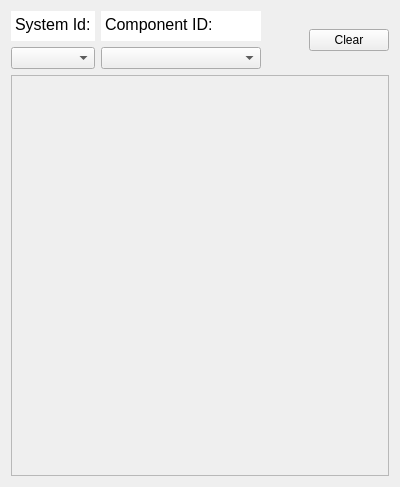
Old version of the form mavlink_inspector.ui in the repository YevheniiKovryzhenko/KGroundControl.
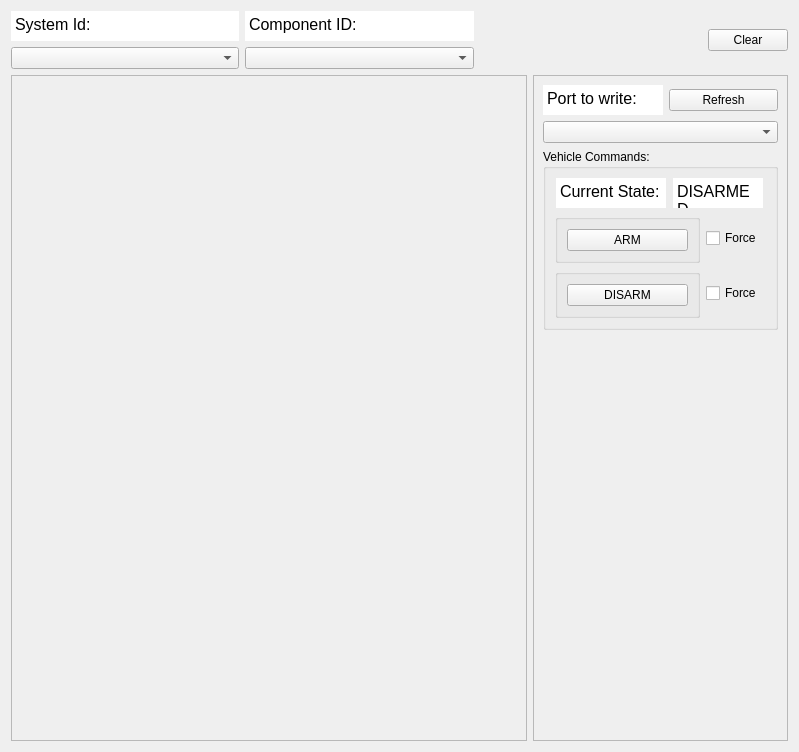
New version of the form.

Commit message:
major update (start of mavlink commands)
+updated mavlink library to the most recent version
+moved from common dialect to using ALL dialects
+updated MavlinkInspector and added arm/disarm commands with current status parsing

The edit to the form file:
```diff
--- a/mavlink_inspector.ui
+++ b/mavlink_inspector.ui
@@ -6,8 +6,8 @@
    <rect>
     <x>0</x>
     <y>0</y>
-    <width>400</width>
-    <height>487</height>
+    <width>799</width>
+    <height>752</height>
    </rect>
   </property>
   <property name="sizePolicy">
@@ -18,20 +18,20 @@
   </property>
   <property name="minimumSize">
    <size>
-    <width>400</width>
-    <height>150</height>
+    <width>440</width>
+    <height>300</height>
    </size>
   </property>
   <property name="maximumSize">
    <size>
-    <width>900</width>
-    <height>800</height>
+    <width>16777215</width>
+    <height>16777215</height>
    </size>
   </property>
   <property name="windowTitle">
    <string>Form</string>
   </property>
-  <layout class="QVBoxLayout" name="verticalLayout_3">
+  <layout class="QVBoxLayout" name="verticalLayout_7">
    <item>
     <layout class="QHBoxLayout" name="horizontalLayout">
      <item>
@@ -266,33 +266,432 @@
     </layout>
    </item>
    <item>
-    <widget class="QScrollArea" name="scrollArea">
-     <property name="sizePolicy">
-      <sizepolicy hsizetype="MinimumExpanding" vsizetype="MinimumExpanding">
-       <horstretch>0</horstretch>
-       <verstretch>0</verstretch>
-      </sizepolicy>
-     </property>
-     <property name="minimumSize">
-      <size>
-       <width>0</width>
-       <height>0</height>
-      </size>
-     </property>
-     <property name="widgetResizable">
-      <bool>true</bool>
-     </property>
-     <widget class="QWidget" name="scrollAreaWidgetContents">
-      <property name="geometry">
-       <rect>
-        <x>0</x>
-        <y>0</y>
-        <width>380</width>
-        <height>397</height>
-       </rect>
-      </property>
-     </widget>
-    </widget>
+    <layout class="QHBoxLayout" name="horizontalLayout_2">
+     <item>
+      <layout class="QVBoxLayout" name="verticalLayout_3">
+       <item>
+        <widget class="QScrollArea" name="scrollArea">
+         <property name="sizePolicy">
+          <sizepolicy hsizetype="MinimumExpanding" vsizetype="MinimumExpanding">
+           <horstretch>0</horstretch>
+           <verstretch>0</verstretch>
+          </sizepolicy>
+         </property>
+         <property name="minimumSize">
+          <size>
+           <width>150</width>
+           <height>0</height>
+          </size>
+         </property>
+         <property name="widgetResizable">
+          <bool>true</bool>
+         </property>
+         <widget class="QWidget" name="scrollAreaWidgetContents">
+          <property name="geometry">
+           <rect>
+            <x>0</x>
+            <y>0</y>
+            <width>514</width>
+            <height>658</height>
+           </rect>
+          </property>
+         </widget>
+        </widget>
+       </item>
+      </layout>
+     </item>
+     <item>
+      <widget class="QScrollArea" name="scrollArea_cmds">
+       <property name="sizePolicy">
+        <sizepolicy hsizetype="Preferred" vsizetype="MinimumExpanding">
+         <horstretch>0</horstretch>
+         <verstretch>0</verstretch>
+        </sizepolicy>
+       </property>
+       <property name="minimumSize">
+        <size>
+         <width>255</width>
+         <height>0</height>
+        </size>
+       </property>
+       <property name="widgetResizable">
+        <bool>true</bool>
+       </property>
+       <widget class="QWidget" name="scrollAreaWidgetContents_2">
+        <property name="geometry">
+         <rect>
+          <x>0</x>
+          <y>0</y>
+          <width>253</width>
+          <height>660</height>
+         </rect>
+        </property>
+        <layout class="QVBoxLayout" name="verticalLayout_6">
+         <item>
+          <layout class="QVBoxLayout" name="verticalLayout_4">
+           <item>
+            <layout class="QHBoxLayout" name="horizontalLayout_8">
+             <item>
+              <widget class="QTextBrowser" name="textBrowser_5">
+               <property name="sizePolicy">
+                <sizepolicy hsizetype="MinimumExpanding" vsizetype="Fixed">
+                 <horstretch>0</horstretch>
+                 <verstretch>0</verstretch>
+                </sizepolicy>
+               </property>
+               <property name="minimumSize">
+                <size>
+                 <width>120</width>
+                 <height>30</height>
+                </size>
+               </property>
+               <property name="maximumSize">
+                <size>
+                 <width>0</width>
+                 <height>30</height>
+                </size>
+               </property>
+               <property name="sizeIncrement">
+                <size>
+                 <width>0</width>
+                 <height>0</height>
+                </size>
+               </property>
+               <property name="baseSize">
+                <size>
+                 <width>0</width>
+                 <height>0</height>
+                </size>
+               </property>
+               <property name="layoutDirection">
+                <enum>Qt::LeftToRight</enum>
+               </property>
+               <property name="autoFillBackground">
+                <bool>false</bool>
+               </property>
+               <property name="frameShape">
+                <enum>QFrame::NoFrame</enum>
+               </property>
+               <property name="frameShadow">
+                <enum>QFrame::Plain</enum>
+               </property>
+               <property name="verticalScrollBarPolicy">
+                <enum>Qt::ScrollBarAlwaysOff</enum>
+               </property>
+               <property name="horizontalScrollBarPolicy">
+                <enum>Qt::ScrollBarAlwaysOff</enum>
+               </property>
+               <property name="sizeAdjustPolicy">
+                <enum>QAbstractScrollArea::AdjustToContents</enum>
+               </property>
+               <property name="lineWrapMode">
+                <enum>QTextEdit::WidgetWidth</enum>
+               </property>
+               <property name="html">
+                <string>&lt;!DOCTYPE HTML PUBLIC &quot;-//W3C//DTD HTML 4.0//EN&quot; &quot;http://www.w3.org/TR/REC-html40/strict.dtd&quot;&gt;
+&lt;html&gt;&lt;head&gt;&lt;meta name=&quot;qrichtext&quot; content=&quot;1&quot; /&gt;&lt;meta charset=&quot;utf-8&quot; /&gt;&lt;style type=&quot;text/css&quot;&gt;
+p, li { white-space: pre-wrap; }
+hr { height: 1px; border-width: 0; }
+li.unchecked::marker { content: &quot;\2610&quot;; }
+li.checked::marker { content: &quot;\2612&quot;; }
+&lt;/style&gt;&lt;/head&gt;&lt;body style=&quot; font-family:'Segoe UI'; font-size:9pt; font-weight:400; font-style:normal;&quot;&gt;
+&lt;p style=&quot; margin-top:0px; margin-bottom:0px; margin-left:0px; margin-right:0px; -qt-block-indent:0; text-indent:0px;&quot;&gt;&lt;span style=&quot; font-size:12pt;&quot;&gt;Port to write:&lt;/span&gt;&lt;/p&gt;&lt;/body&gt;&lt;/html&gt;</string>
+               </property>
+               <property name="textInteractionFlags">
+                <set>Qt::NoTextInteraction</set>
+               </property>
+              </widget>
+             </item>
+             <item>
+              <widget class="QPushButton" name="btn_refresh_port_names">
+               <property name="text">
+                <string>Refresh</string>
+               </property>
+              </widget>
+             </item>
+            </layout>
+           </item>
+           <item>
+            <widget class="QComboBox" name="cmbx_port_name">
+             <property name="sizePolicy">
+              <sizepolicy hsizetype="Preferred" vsizetype="Fixed">
+               <horstretch>0</horstretch>
+               <verstretch>0</verstretch>
+              </sizepolicy>
+             </property>
+             <property name="minimumSize">
+              <size>
+               <width>0</width>
+               <height>0</height>
+              </size>
+             </property>
+             <property name="maximumSize">
+              <size>
+               <width>500</width>
+               <height>16777215</height>
+              </size>
+             </property>
+             <property name="baseSize">
+              <size>
+               <width>0</width>
+               <height>0</height>
+              </size>
+             </property>
+            </widget>
+           </item>
+          </layout>
+         </item>
+         <item>
+          <widget class="QGroupBox" name="groupBox_vehicle_commands">
+           <property name="sizePolicy">
+            <sizepolicy hsizetype="Minimum" vsizetype="Preferred">
+             <horstretch>0</horstretch>
+             <verstretch>0</verstretch>
+            </sizepolicy>
+           </property>
+           <property name="title">
+            <string>Vehicle Commands:</string>
+           </property>
+           <layout class="QVBoxLayout" name="verticalLayout_5">
+            <item>
+             <layout class="QHBoxLayout" name="horizontalLayout_3">
+              <item>
+               <widget class="QTextBrowser" name="textBrowser_4">
+                <property name="sizePolicy">
+                 <sizepolicy hsizetype="Preferred" vsizetype="Fixed">
+                  <horstretch>0</horstretch>
+                  <verstretch>0</verstretch>
+                 </sizepolicy>
+                </property>
+                <property name="minimumSize">
+                 <size>
+                  <width>110</width>
+                  <height>30</height>
+                 </size>
+                </property>
+                <property name="maximumSize">
+                 <size>
+                  <width>110</width>
+                  <height>30</height>
+                 </size>
+                </property>
+                <property name="sizeIncrement">
+                 <size>
+                  <width>0</width>
+                  <height>0</height>
+                 </size>
+                </property>
+                <property name="baseSize">
+                 <size>
+                  <width>0</width>
+                  <height>0</height>
+                 </size>
+                </property>
+                <property name="layoutDirection">
+                 <enum>Qt::LeftToRight</enum>
+                </property>
+                <property name="autoFillBackground">
+                 <bool>false</bool>
+                </property>
+                <property name="frameShape">
+                 <enum>QFrame::NoFrame</enum>
+                </property>
+                <property name="frameShadow">
+                 <enum>QFrame::Plain</enum>
+                </property>
+                <property name="verticalScrollBarPolicy">
+                 <enum>Qt::ScrollBarAlwaysOff</enum>
+                </property>
+                <property name="horizontalScrollBarPolicy">
+                 <enum>Qt::ScrollBarAlwaysOff</enum>
+                </property>
+                <property name="sizeAdjustPolicy">
+                 <enum>QAbstractScrollArea::AdjustToContents</enum>
+                </property>
+                <property name="lineWrapMode">
+                 <enum>QTextEdit::WidgetWidth</enum>
+                </property>
+                <property name="html">
+                 <string>&lt;!DOCTYPE HTML PUBLIC &quot;-//W3C//DTD HTML 4.0//EN&quot; &quot;http://www.w3.org/TR/REC-html40/strict.dtd&quot;&gt;
+&lt;html&gt;&lt;head&gt;&lt;meta name=&quot;qrichtext&quot; content=&quot;1&quot; /&gt;&lt;meta charset=&quot;utf-8&quot; /&gt;&lt;style type=&quot;text/css&quot;&gt;
+p, li { white-space: pre-wrap; }
+hr { height: 1px; border-width: 0; }
+li.unchecked::marker { content: &quot;\2610&quot;; }
+li.checked::marker { content: &quot;\2612&quot;; }
+&lt;/style&gt;&lt;/head&gt;&lt;body style=&quot; font-family:'Segoe UI'; font-size:9pt; font-weight:400; font-style:normal;&quot;&gt;
+&lt;p style=&quot; margin-top:0px; margin-bottom:0px; margin-left:0px; margin-right:0px; -qt-block-indent:0; text-indent:0px;&quot;&gt;&lt;span style=&quot; font-size:12pt;&quot;&gt;Current State:&lt;/span&gt;&lt;/p&gt;&lt;/body&gt;&lt;/html&gt;</string>
+                </property>
+                <property name="textInteractionFlags">
+                 <set>Qt::NoTextInteraction</set>
+                </property>
+               </widget>
+              </item>
+              <item>
+               <widget class="QTextBrowser" name="txt_armed_state">
+                <property name="sizePolicy">
+                 <sizepolicy hsizetype="Preferred" vsizetype="Fixed">
+                  <horstretch>0</horstretch>
+                  <verstretch>0</verstretch>
+                 </sizepolicy>
+                </property>
+                <property name="minimumSize">
+                 <size>
+                  <width>0</width>
+                  <height>30</height>
+                 </size>
+                </property>
+                <property name="maximumSize">
+                 <size>
+                  <width>90</width>
+                  <height>30</height>
+                 </size>
+                </property>
+                <property name="sizeIncrement">
+                 <size>
+                  <width>0</width>
+                  <height>0</height>
+                 </size>
+                </property>
+                <property name="baseSize">
+                 <size>
+                  <width>0</width>
+                  <height>0</height>
+                 </size>
+                </property>
+                <property name="layoutDirection">
+                 <enum>Qt::LeftToRight</enum>
+                </property>
+                <property name="autoFillBackground">
+                 <bool>false</bool>
+                </property>
+                <property name="frameShape">
+                 <enum>QFrame::NoFrame</enum>
+                </property>
+                <property name="frameShadow">
+                 <enum>QFrame::Plain</enum>
+                </property>
+                <property name="verticalScrollBarPolicy">
+                 <enum>Qt::ScrollBarAlwaysOff</enum>
+                </property>
+                <property name="horizontalScrollBarPolicy">
+                 <enum>Qt::ScrollBarAlwaysOff</enum>
+                </property>
+                <property name="sizeAdjustPolicy">
+                 <enum>QAbstractScrollArea::AdjustToContents</enum>
+                </property>
+                <property name="lineWrapMode">
+                 <enum>QTextEdit::WidgetWidth</enum>
+                </property>
+                <property name="html">
+                 <string>&lt;!DOCTYPE HTML PUBLIC &quot;-//W3C//DTD HTML 4.0//EN&quot; &quot;http://www.w3.org/TR/REC-html40/strict.dtd&quot;&gt;
+&lt;html&gt;&lt;head&gt;&lt;meta name=&quot;qrichtext&quot; content=&quot;1&quot; /&gt;&lt;meta charset=&quot;utf-8&quot; /&gt;&lt;style type=&quot;text/css&quot;&gt;
+p, li { white-space: pre-wrap; }
+hr { height: 1px; border-width: 0; }
+li.unchecked::marker { content: &quot;\2610&quot;; }
+li.checked::marker { content: &quot;\2612&quot;; }
+&lt;/style&gt;&lt;/head&gt;&lt;body style=&quot; font-family:'Segoe UI'; font-size:9pt; font-weight:400; font-style:normal;&quot;&gt;
+&lt;p style=&quot; margin-top:0px; margin-bottom:0px; margin-left:0px; margin-right:0px; -qt-block-indent:0; text-indent:0px;&quot;&gt;&lt;span style=&quot; font-size:12pt;&quot;&gt;DISARMED&lt;/span&gt;&lt;/p&gt;&lt;/body&gt;&lt;/html&gt;</string>
+                </property>
+                <property name="textInteractionFlags">
+                 <set>Qt::NoTextInteraction</set>
+                </property>
+               </widget>
+              </item>
+             </layout>
+            </item>
+            <item>
+             <layout class="QHBoxLayout" name="horizontalLayout_6">
+              <item>
+               <widget class="QGroupBox" name="groupBox_arm">
+                <property name="title">
+                 <string/>
+                </property>
+                <layout class="QHBoxLayout" name="horizontalLayout_4">
+                 <item>
+                  <widget class="QPushButton" name="btn_arm">
+                   <property name="text">
+                    <string>ARM</string>
+                   </property>
+                  </widget>
+                 </item>
+                </layout>
+               </widget>
+              </item>
+              <item>
+               <widget class="QCheckBox" name="checkBox_arm_force">
+                <property name="maximumSize">
+                 <size>
+                  <width>60</width>
+                  <height>16777215</height>
+                 </size>
+                </property>
+                <property name="text">
+                 <string>Force</string>
+                </property>
+               </widget>
+              </item>
+             </layout>
+            </item>
+            <item>
+             <layout class="QHBoxLayout" name="horizontalLayout_7">
+              <item>
+               <widget class="QGroupBox" name="groupBox_disarm">
+                <property name="title">
+                 <string/>
+                </property>
+                <layout class="QHBoxLayout" name="horizontalLayout_5">
+                 <item>
+                  <widget class="QPushButton" name="btn_disarm">
+                   <property name="minimumSize">
+                    <size>
+                     <width>50</width>
+                     <height>0</height>
+                    </size>
+                   </property>
+                   <property name="text">
+                    <string>DISARM</string>
+                   </property>
+                  </widget>
+                 </item>
+                </layout>
+               </widget>
+              </item>
+              <item>
+               <widget class="QCheckBox" name="checkBox_disarm_force">
+                <property name="maximumSize">
+                 <size>
+                  <width>60</width>
+                  <height>16777215</height>
+                 </size>
+                </property>
+                <property name="text">
+                 <string>Force</string>
+                </property>
+               </widget>
+              </item>
+             </layout>
+            </item>
+           </layout>
+          </widget>
+         </item>
+         <item>
+          <spacer name="verticalSpacer">
+           <property name="orientation">
+            <enum>Qt::Vertical</enum>
+           </property>
+           <property name="sizeHint" stdset="0">
+            <size>
+             <width>0</width>
+             <height>40</height>
+            </size>
+           </property>
+          </spacer>
+         </item>
+        </layout>
+       </widget>
+      </widget>
+     </item>
+    </layout>
    </item>
   </layout>
  </widget>
```
The commit also changes 483 other files.
